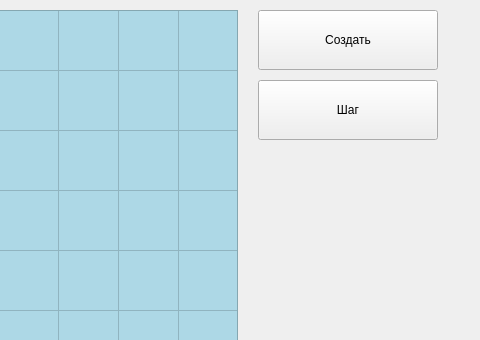
Qt form main_window.ui (vombat42/pyside6_sudoku) before a commit; both pictures show x 322 to 802 and y 0 to 340 of the 802 by 676 pixel window.
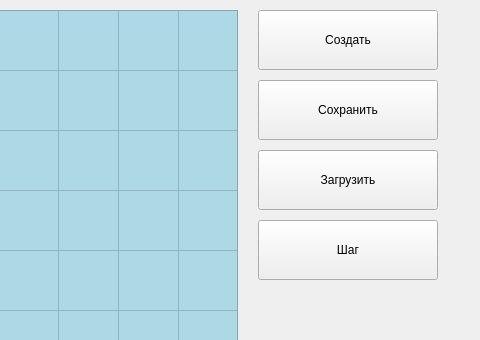
The same form after that commit.

Patch:
```diff
--- a/main_window.ui
+++ b/main_window.ui
@@ -124,7 +124,7 @@
     <property name="geometry">
      <rect>
       <x>580</x>
-      <y>80</y>
+      <y>220</y>
       <width>180</width>
       <height>60</height>
      </rect>
@@ -133,6 +133,32 @@
      <string>Шаг</string>
     </property>
    </widget>
+   <widget class="QPushButton" name="button_download">
+    <property name="geometry">
+     <rect>
+      <x>580</x>
+      <y>150</y>
+      <width>180</width>
+      <height>60</height>
+     </rect>
+    </property>
+    <property name="text">
+     <string>Загрузить</string>
+    </property>
+   </widget>
+   <widget class="QPushButton" name="button_save">
+    <property name="geometry">
+     <rect>
+      <x>580</x>
+      <y>80</y>
+      <width>180</width>
+      <height>60</height>
+     </rect>
+    </property>
+    <property name="text">
+     <string>Сохранить</string>
+    </property>
+   </widget>
   </widget>
   <widget class="QMenuBar" name="menubar">
    <property name="geometry">
```
